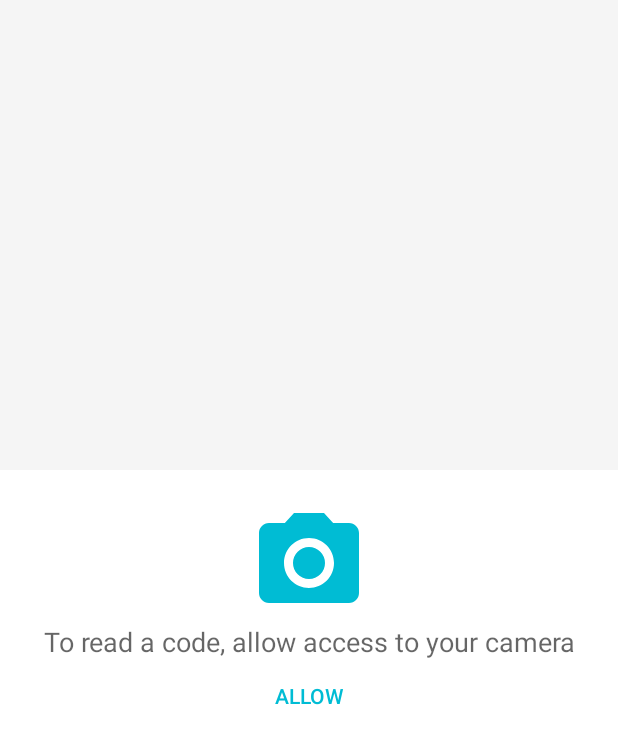
After one commit to fbvictorhugo/barcode-app, an Android app: the layout fragment_camera.xml on its own in the app's theme, with its tools: preview values and no code run, on a phone screen of 412 x 824 dp. The commit adds this screen. Shown: the top 744 px of the screen. Run offline under Robolectric (Android 15) with nearby library versions, the phone set to English and light mode, and no system bars.

Commit message:
Change estructure.
- Camera inside fragment

```diff
--- a/app/src/main/AndroidManifest.xml
+++ b/app/src/main/AndroidManifest.xml
@@ -21,7 +21,9 @@
             android:name="com.google.android.gms.vision.DEPENDENCIES"
             android:value="barcode"/>
 
-        <activity android:name=".MainActivity">
+        <activity
+            android:name=".MainActivity"
+            android:screenOrientation="portrait">
             <intent-filter>
                 <action android:name="android.intent.action.MAIN"/>
 
--- /dev/null
+++ b/app/src/main/res/drawable/icon_camera.xml
@@ -0,0 +1,5 @@
+<vector android:height="80dp" android:viewportHeight="24.0"
+    android:viewportWidth="24.0" android:width="80dp" xmlns:android="http://schemas.android.com/apk/res/android">
+    <path android:fillColor="#FF000000" android:pathData="M12,12m-3.2,0a3.2,3.2 0,1 1,6.4 0a3.2,3.2 0,1 1,-6.4 0"/>
+    <path android:fillColor="#FF000000" android:pathData="M9,2L7.17,4L4,4c-1.1,0 -2,0.9 -2,2v12c0,1.1 0.9,2 2,2h16c1.1,0 2,-0.9 2,-2L22,6c0,-1.1 -0.9,-2 -2,-2h-3.17L15,2L9,2zM12,17c-2.76,0 -5,-2.24 -5,-5s2.24,-5 5,-5 5,2.24 5,5 -2.24,5 -5,5z"/>
+</vector>
--- /dev/null
+++ b/app/src/main/res/layout/fragment_camera.xml
@@ -0,0 +1,49 @@
+<?xml version="1.0" encoding="utf-8"?>
+<FrameLayout xmlns:android="http://schemas.android.com/apk/res/android"
+             xmlns:tools="http://schemas.android.com/tools"
+             android:layout_width="match_parent"
+             android:layout_height="match_parent"
+             android:orientation="vertical">
+
+    <SurfaceView
+        android:id="@+id/fragment_camera_surfaceview"
+        android:layout_width="match_parent"
+        android:layout_height="match_parent"
+        tools:visibility="invisible"/>
+
+    <LinearLayout
+        android:id="@+id/fragment_camera_layout_permision"
+        android:layout_width="match_parent"
+        android:layout_height="wrap_content"
+        android:layout_gravity="center"
+        android:gravity="center"
+        android:orientation="vertical"
+        android:padding="22dp"
+        android:visibility="gone"
+        tools:background="@color/white"
+        tools:visibility="visible">
+
+        <ImageView
+            android:layout_width="80dp"
+            android:layout_height="80dp"
+            android:contentDescription="@null"
+            android:src="@drawable/icon_camera"
+            android:tint="@color/accent"/>
+
+        <TextView
+            style="@style/Base.TextAppearance.AppCompat.Medium"
+            android:layout_width="wrap_content"
+            android:layout_height="wrap_content"
+            android:gravity="center"
+            android:text="@string/message_need_camera_permission"/>
+
+        <Button
+            android:id="@+id/fragment_camera_button_permision"
+            style="@style/Widget.AppCompat.Button.Borderless.Colored"
+            android:layout_width="wrap_content"
+            android:layout_height="wrap_content"
+            android:text="@string/button_allow"/>
+
+    </LinearLayout>
+
+</FrameLayout>
--- a/app/src/main/res/values/colors.xml
+++ b/app/src/main/res/values/colors.xml
@@ -6,22 +6,27 @@
     <color name="moderate_violet">#673AB7</color>
     <color name="dark_violet">#512DA8</color>
     <color name="light_grayish_violet">#D1C4E9</color>
-    <color name="dark_cyan">#009688</color>
+    <color name="strong_cyan">#00BCD4</color>
     <color name="very_dark_gray__mostly_black">#212121</color>
     <color name="dark_gray">#757575</color>
     <color name="white">#FFFFFF</color>
     <color name="gray">#BDBDBD</color>
+    <color name="almost_white">#f5f5f5</color>
 
     <!-- Material design -->
 
     <color name="primary">@color/moderate_violet</color>
     <color name="primary_dark">@color/dark_violet</color>
     <color name="primary_light">@color/light_grayish_violet</color>
-    <color name="accent">@color/dark_cyan</color>
+    <color name="accent">@color/strong_cyan</color>
 
     <color name="primary_text">@color/very_dark_gray__mostly_black</color>
     <color name="secondary_text">@color/dark_gray</color>
     <color name="icons">@color/white</color>
     <color name="divider">@color/gray</color>
 
+    <!-- -->
+
+    <color name="app_background">@color/almost_white</color>
+
 </resources>
--- a/app/src/main/res/values/strings.xml
+++ b/app/src/main/res/values/strings.xml
@@ -1,6 +1,8 @@
+<?xml version="1.0" encoding="utf-8"?>
 <resources>
     <string name="app_name" translatable="false">Barcode Reader</string>
 
     <string name="hint_start">Point to the code.</string>
-    <string name="message_need_permission">Camera permission is needed to read the barcode.</string>
+    <string name="message_need_camera_permission">To read a code, allow access to your camera</string>
+    <string name="button_allow">Allow</string>
 </resources>
--- a/app/src/main/res/values/styles.xml
+++ b/app/src/main/res/values/styles.xml
@@ -6,6 +6,9 @@
         <item name="colorPrimary">@color/primary</item>
         <item name="colorPrimaryDark">@color/primary_dark</item>
         <item name="colorAccent">@color/accent</item>
+
+        <item name="android:windowBackground">@color/app_background</item>
+
     </style>
 
 </resources>
```
Also changed, not shown: app/src/main/java/net/fbvictorhugo/barcode/BarcodeListener.java (added, +11 -0 lines), app/src/main/java/net/fbvictorhugo/barcode/MainActivity.java (+14 -106 lines), app/src/main/java/net/fbvictorhugo/barcode/ui/CameraFragment.java (added, +177 -0 lines), app/src/main/res/layout/activity_main.xml (+6 -3 lines), 1 other file.
